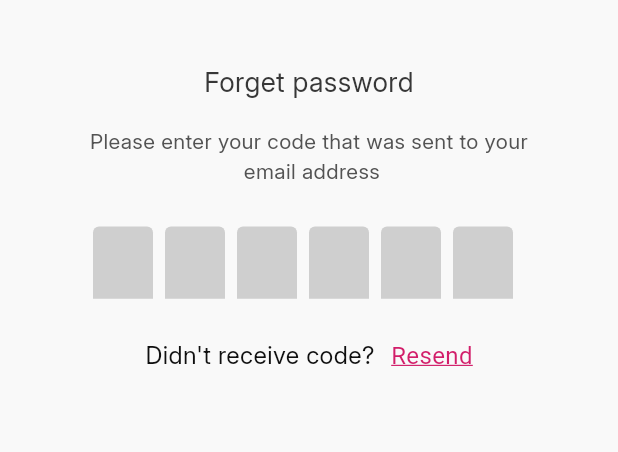
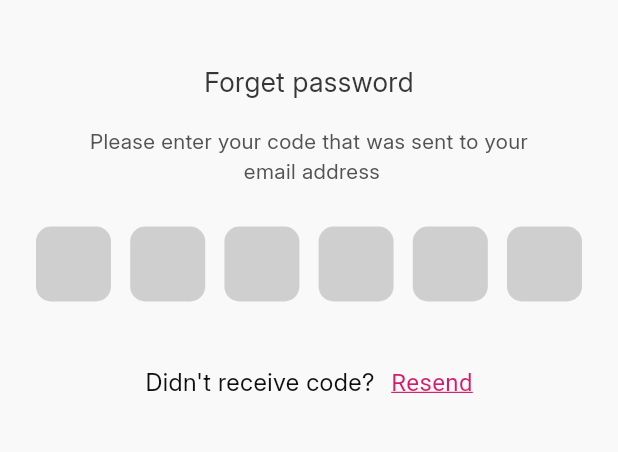
Before and after one commit to MahmoodEbrahim/flower_e_commerce, a Flutter app: the VerfiyPasswordPage screen opened by its route, on a phone screen of 412 x 824 dp, the part 60-512 px from its top. Run offline on Flutter 3.47's test engine with Material 3 defaults, Android fonts, the phone set to English and light mode, and no system bars; drawn by our look-alikes of flutter_otp_text_field, pin_code_fields; our stand-ins replace dio, easy_localization, equatable, flutter_bloc, flutter_screenutil, get_it and 4 more; accounts and stored records are empty; generated files the repository leaves out were written again.

Commit message:
handle error

```diff
--- /dev/null
+++ b/devtools_options.yaml
@@ -0,0 +1,3 @@
+description: This file stores settings for Dart & Flutter DevTools.
+documentation: https://docs.flutter.dev/tools/devtools/extensions#configure-extension-enablement-states
+extensions:
--- a/lib/core/l10n/app_en.arb
+++ b/lib/core/l10n/app_en.arb
@@ -17,5 +17,6 @@
 "enteryoupassword": "Enter you password",
     "confirmpassword": "Confirm password",
     "newpassword": "New password",
-    "passwordresetlinksentsuccessfully": "Password reset link sent successfully"
+    "passwordresetlinksentsuccessfully": "Password reset link sent successfully",
+"emailnotfound": "Email Not Found"
 }
--- a/lib/core/l10n/translations/app_localizations.dart
+++ b/lib/core/l10n/translations/app_localizations.dart
@@ -195,6 +195,12 @@ abstract class AppLocalizations {
   /// In en, this message translates to:
   /// **'Password reset link sent successfully'**
   String get passwordresetlinksentsuccessfully;
+
+  /// No description provided for @emailnotfound.
+  ///
+  /// In en, this message translates to:
+  /// **'Email Not Found'**
+  String get emailnotfound;
 }
 
 class _AppLocalizationsDelegate
--- a/lib/core/l10n/translations/app_localizations_en.dart
+++ b/lib/core/l10n/translations/app_localizations_en.dart
@@ -62,4 +62,7 @@ class AppLocalizationsEn extends AppLocalizations {
   @override
   String get passwordresetlinksentsuccessfully =>
       'Password reset link sent successfully';
+
+  @override
+  String get emailnotfound => 'Email Not Found';
 }
--- a/lib/features/auth/presentation/views/pages/forget_password_page.dart
+++ b/lib/features/auth/presentation/views/pages/forget_password_page.dart
@@ -80,7 +80,7 @@ Navigator.of(context).push(MaterialPageRoute(builder: (context)=>VerfiyPasswordP
 }
 if(state.errorMessage!=null){
   ScaffoldMessenger.of(context).showSnackBar(
-    SnackBar(content:Text("${state.errorMessage}")),
+    SnackBar(content:Text(local.emailnotfound)),
   );
 }
                 },
--- a/lib/features/auth/presentation/views/pages/verfiy_password.dart
+++ b/lib/features/auth/presentation/views/pages/verfiy_password.dart
@@ -1,4 +1,3 @@
-import 'package:flower_e_commerce/config/routes_manager/app_routes.dart';
 import 'package:flower_e_commerce/config/theme/app_color.dart';
 import 'package:flower_e_commerce/config/theme/font_manger.dart';
 import 'package:flower_e_commerce/config/theme/font_style_manger.dart';
@@ -8,18 +7,26 @@ import 'package:flower_e_commerce/features/auth/api/models/forget_password/reque
 import 'package:flower_e_commerce/features/auth/api/models/forget_password/request/verfiy_password_request.dart';
 import 'package:flower_e_commerce/features/auth/presentation/view_model/forget_password/forget_password_cubit.dart';
 import 'package:flower_e_commerce/features/auth/presentation/view_model/forget_password/forget_password_states.dart';
+import 'package:flower_e_commerce/features/auth/presentation/views/pages/reset_password_page.dart';
 import 'package:flutter/material.dart';
 import 'package:flutter_bloc/flutter_bloc.dart';
-import 'package:flutter_otp_text_field/flutter_otp_text_field.dart';
 import 'package:flutter_screenutil/flutter_screenutil.dart';
+import 'package:pin_code_fields/pin_code_fields.dart';
 
-class VerfiyPasswordPage extends StatelessWidget {
+
+class VerfiyPasswordPage extends StatefulWidget {
    VerfiyPasswordPage({this.email});
 String? email;
+
+  @override
+  State<VerfiyPasswordPage> createState() => _VerfiyPasswordPageState();
+}
+
+class _VerfiyPasswordPageState extends State<VerfiyPasswordPage> {
   @override
   Widget build(BuildContext context) {
     var local=AppLocalizations.of(context)!;
-print("email $email");
+        print("email ${widget.email}");
     return   BlocProvider(create: (context)=>getIt<ForgetPasswordBCubit>(),
       child:  Scaffold(
       backgroundColor: AppColors.White,
@@ -60,35 +67,63 @@ print("email $email");
             BlocListener<ForgetPasswordBCubit,ForgetPasswordStates>(
               listener: (context,state){
                 if(state.verfiyPasswordResponse!=null ){
-                  Navigator.of(context).pushNamed(AppRoutes.resetPassword);
+                  Navigator.of(context).push(
+                      MaterialPageRoute(builder: (context)=>ResetPasswordPage(
+                        email: widget.email,
+                      )));
+                }
+                if(state.errorMessageVerfiyPassword!=null ){
+                ScaffoldMessenger.of(context).showSnackBar(
+                  SnackBar(content:
+                  Text(state.errorMessageVerfiyPassword!.toString()))
+                );
+                }
+              },
+              child:
 
-                }
-
-              },
-              child: Builder(builder: (c)=>      OtpTextField(
-                numberOfFields: 6,
-                fillColor: AppColors.lightGray,
-                enabledBorderColor: AppColors.lightGray,
-                cursorColor: AppColors.lightGray,
-                focusedBorderColor: AppColors.lightGray,
+              Builder(
+                builder: (c) => PinCodeTextField(
+                  appContext: c,
+                  length: 6,
+                  obscureText: false,
                   keyboardType: TextInputType.number,
-                filled: true,
+                  enableActiveFill: true,
+                  animationType: AnimationType.fade,
+                  animationDuration: Duration(milliseconds: 300),
                   textStyle: getMediumStyle(
                     color: Colors.black,
                     fontSize: FontSize.s12,
+                  ),
+                  pinTheme: PinTheme(
+                    shape: PinCodeFieldShape.box,
+                    borderRadius: BorderRadius.circular(10),
+                    fieldHeight: 50,
+                    fieldWidth: 50,
+                    activeColor:
+                    AppColors.lightGray,
+                    inactiveColor: AppColors
+                        .lightGray,
+                    selectedColor:
+                    AppColors.lightGray,
+                    activeFillColor:
+                    AppColors.lightGray,
+                    inactiveFillColor:
+                    AppColors.lightGray,
+                    selectedFillColor:
+                    AppColors.lightGray,
+                    borderWidth: 1,
+                  ),
+                  cursorColor: AppColors.lightGray, // Cursor color
+                  onCompleted: (value) {
 
-                ),
-                borderColor: AppColors.lightGray,
-                borderRadius: BorderRadius.circular(10.r),
-
-                onSubmit: (value) {
                     c.read<ForgetPasswordBCubit>().verfiyPassword(
                       VerfiyPasswordRequest(resetCode: value),
                     );
-                  value="";
                   },
-              ),)
-
+                  onChanged: (value) {
+                  },
+                ),
+              )
              ),
             SizedBox(height: 26.h),
             Row(
@@ -107,7 +142,7 @@ print("email $email");
                 onTap: (){
                   c.read<ForgetPasswordBCubit>().forgetPassword(
                       ForgetPasswordRequest(
-                          email: email!
+                          email: widget.email!
                       ));
 
                 },
--- a/lib/features/auth/presentation/views/widgets/custom_txt_field_widget.dart
+++ b/lib/features/auth/presentation/views/widgets/custom_txt_field_widget.dart
@@ -6,14 +6,16 @@ import 'package:flutter_screenutil/flutter_screenutil.dart';
 
 class CustomTxtFieldWidget extends StatelessWidget {
    CustomTxtFieldWidget({super.key,required this.lbl,
-   required this.hint,this.validator,this.controller});
+   required this.hint,this.validator,this.controller,this.isPassword=false});
 final String lbl;
  final String hint;
    TextEditingController? controller;
  String? Function(String?)? validator;
+ bool? isPassword;
   @override
   Widget build(BuildContext context) {
     return TextFormField(
+      obscureText: isPassword!,
       validator:validator ,
       controller: controller,
       decoration: InputDecoration(
--- a/pubspec.yaml
+++ b/pubspec.yaml
@@ -19,6 +19,8 @@ dependencies:
   cupertino_icons: ^1.0.8
   google_fonts:
   flutter_bloc:
+  pin_code_text_field: ^1.8.0
+  pin_code_fields: ^8.0.1
   equatable:
   dio:
   retrofit:
```
Also changed, not shown: lib/core/api_error/failure_error.dart (added, +44 -0 lines), lib/features/auth/api/source/auth_remote_data_souce_imp.dart (+94 -32 lines), lib/features/auth/presentation/views/pages/reset_password_page.dart (+23 -11 lines), pubspec.lock. Lines whose indentation alone changed are shown as unchanged.
